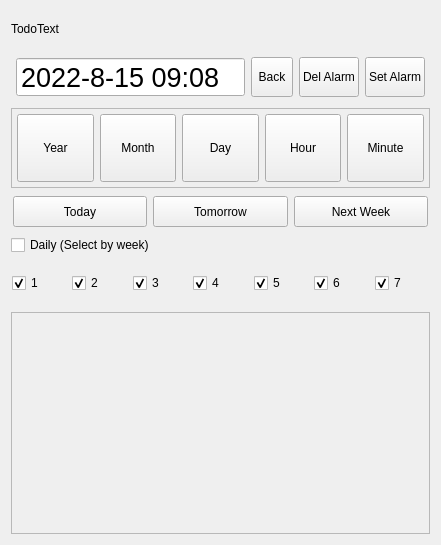
Above: src/msgdialog.ui from ic005k/Knot-Legacy before the change. Below: the same form after it.
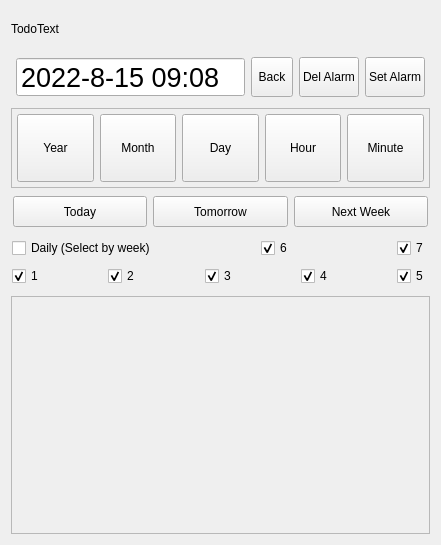
That is the form after the change.

```diff
--- a/src/msgdialog.ui
+++ b/src/msgdialog.ui
@@ -334,19 +334,12 @@
      </layout>
     </widget>
    </item>
-   <item>
-    <widget class="QCheckBox" name="chkDaily">
-     <property name="text">
-      <string>Daily (Select by week)</string>
-     </property>
-    </widget>
-   </item>
    <item>
     <widget class="QFrame" name="frameDaily">
      <property name="maximumSize">
       <size>
        <width>16777215</width>
-       <height>45</height>
+       <height>55</height>
       </size>
      </property>
      <property name="frameShape">
@@ -355,19 +348,90 @@
      <property name="frameShadow">
       <enum>QFrame::Raised</enum>
      </property>
+     <layout class="QVBoxLayout" name="verticalLayout">
+      <property name="leftMargin">
+       <number>1</number>
+      </property>
+      <property name="topMargin">
+       <number>1</number>
+      </property>
+      <property name="rightMargin">
+       <number>1</number>
+      </property>
+      <property name="bottomMargin">
+       <number>1</number>
+      </property>
+      <item>
      <layout class="QHBoxLayout" name="horizontalLayout_3">
-      <property name="leftMargin">
-       <number>1</number>
-      </property>
-      <property name="topMargin">
-       <number>1</number>
-      </property>
-      <property name="rightMargin">
-       <number>1</number>
-      </property>
-      <property name="bottomMargin">
-       <number>1</number>
-      </property>
+        <item>
+         <widget class="QCheckBox" name="chkDaily">
+          <property name="text">
+           <string>Daily (Select by week)</string>
+          </property>
+         </widget>
+        </item>
+        <item>
+         <spacer name="horizontalSpacer">
+          <property name="orientation">
+           <enum>Qt::Horizontal</enum>
+          </property>
+          <property name="sizeHint" stdset="0">
+           <size>
+            <width>40</width>
+            <height>20</height>
+           </size>
+          </property>
+         </spacer>
+        </item>
+        <item>
+         <widget class="QCheckBox" name="chk6">
+          <property name="sizePolicy">
+           <sizepolicy hsizetype="Preferred" vsizetype="Fixed">
+            <horstretch>0</horstretch>
+            <verstretch>0</verstretch>
+           </sizepolicy>
+          </property>
+          <property name="text">
+           <string>6</string>
+          </property>
+          <property name="checked">
+           <bool>true</bool>
+          </property>
+         </widget>
+        </item>
+        <item>
+         <spacer name="horizontalSpacer_3">
+          <property name="orientation">
+           <enum>Qt::Horizontal</enum>
+          </property>
+          <property name="sizeHint" stdset="0">
+           <size>
+            <width>40</width>
+            <height>20</height>
+           </size>
+          </property>
+         </spacer>
+        </item>
+        <item>
+         <widget class="QCheckBox" name="chk7">
+          <property name="sizePolicy">
+           <sizepolicy hsizetype="Preferred" vsizetype="Fixed">
+            <horstretch>0</horstretch>
+            <verstretch>0</verstretch>
+           </sizepolicy>
+          </property>
+          <property name="text">
+           <string>7</string>
+          </property>
+          <property name="checked">
+           <bool>true</bool>
+          </property>
+         </widget>
+        </item>
+       </layout>
+      </item>
+      <item>
+       <layout class="QHBoxLayout" name="horizontalLayout_4">
       <item>
        <widget class="QCheckBox" name="chk1">
         <property name="sizePolicy">
@@ -384,6 +448,19 @@
         </property>
        </widget>
       </item>
+        <item>
+         <spacer name="horizontalSpacer_6">
+          <property name="orientation">
+           <enum>Qt::Horizontal</enum>
+          </property>
+          <property name="sizeHint" stdset="0">
+           <size>
+            <width>40</width>
+            <height>20</height>
+           </size>
+          </property>
+         </spacer>
+        </item>
       <item>
        <widget class="QCheckBox" name="chk2">
         <property name="sizePolicy">
@@ -400,6 +477,19 @@
         </property>
        </widget>
       </item>
+        <item>
+         <spacer name="horizontalSpacer_7">
+          <property name="orientation">
+           <enum>Qt::Horizontal</enum>
+          </property>
+          <property name="sizeHint" stdset="0">
+           <size>
+            <width>40</width>
+            <height>20</height>
+           </size>
+          </property>
+         </spacer>
+        </item>
       <item>
        <widget class="QCheckBox" name="chk3">
         <property name="sizePolicy">
@@ -416,6 +506,19 @@
         </property>
        </widget>
       </item>
+        <item>
+         <spacer name="horizontalSpacer_8">
+          <property name="orientation">
+           <enum>Qt::Horizontal</enum>
+          </property>
+          <property name="sizeHint" stdset="0">
+           <size>
+            <width>40</width>
+            <height>20</height>
+           </size>
+          </property>
+         </spacer>
+        </item>
       <item>
        <widget class="QCheckBox" name="chk4">
         <property name="sizePolicy">
@@ -432,6 +535,19 @@
         </property>
        </widget>
       </item>
+        <item>
+         <spacer name="horizontalSpacer_9">
+          <property name="orientation">
+           <enum>Qt::Horizontal</enum>
+          </property>
+          <property name="sizeHint" stdset="0">
+           <size>
+            <width>40</width>
+            <height>20</height>
+           </size>
+          </property>
+         </spacer>
+        </item>
       <item>
        <widget class="QCheckBox" name="chk5">
         <property name="sizePolicy">
@@ -448,37 +564,7 @@
         </property>
        </widget>
       </item>
-      <item>
-       <widget class="QCheckBox" name="chk6">
-        <property name="sizePolicy">
-         <sizepolicy hsizetype="Preferred" vsizetype="Fixed">
-          <horstretch>0</horstretch>
-          <verstretch>0</verstretch>
-         </sizepolicy>
-        </property>
-        <property name="text">
-         <string>6</string>
-        </property>
-        <property name="checked">
-         <bool>true</bool>
-        </property>
-       </widget>
-      </item>
-      <item>
-       <widget class="QCheckBox" name="chk7">
-        <property name="sizePolicy">
-         <sizepolicy hsizetype="Preferred" vsizetype="Fixed">
-          <horstretch>0</horstretch>
-          <verstretch>0</verstretch>
-         </sizepolicy>
-        </property>
-        <property name="text">
-         <string>7</string>
-        </property>
-        <property name="checked">
-         <bool>true</bool>
-        </property>
-       </widget>
+       </layout>
       </item>
      </layout>
     </widget>
```
Left out of the diff: 2 changed lines with no effect on the pictures. Lines whose indentation alone changed are shown as unchanged.
